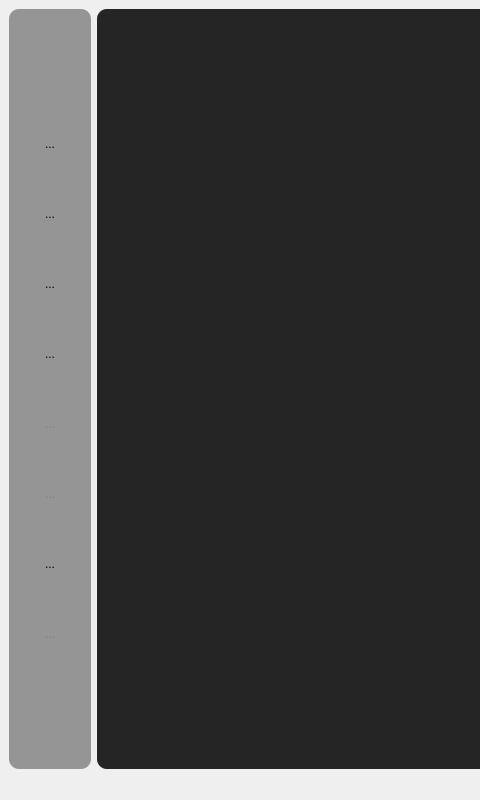
This is mainwindow.ui in mikejg/CamHelper as Qt 5 draws it before an edit; both pictures show x 0 to 480 and y 0 to 800 of the 1300 by 800 pixel window. The edited form follows.
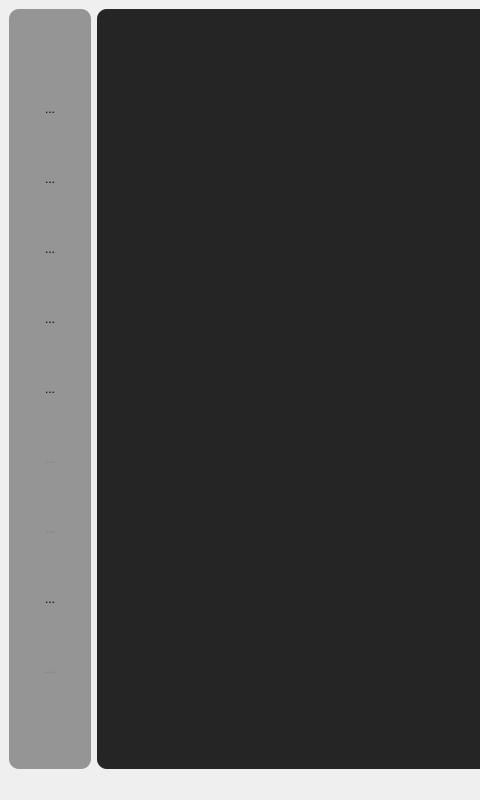
This is the edited form. Icons and pictures are not drawn. Custom widgets are drawn as their Qt base class.

The edit to the form file:
```diff
--- a/mainwindow.ui
+++ b/mainwindow.ui
@@ -69,6 +69,36 @@
          </property>
         </spacer>
        </item>
+       <item>
+        <widget class="QToolButton" name="toolButton_Check">
+         <property name="minimumSize">
+          <size>
+           <width>64</width>
+           <height>64</height>
+          </size>
+         </property>
+         <property name="sizeIncrement">
+          <size>
+           <width>0</width>
+           <height>0</height>
+          </size>
+         </property>
+         <property name="text">
+          <string>...</string>
+         </property>
+         <property name="icon">
+          <iconset>
+           <normalon>:/Icons/Main/checklist.png</normalon>
+          </iconset>
+         </property>
+         <property name="iconSize">
+          <size>
+           <width>64</width>
+           <height>64</height>
+          </size>
+         </property>
+        </widget>
+       </item>
        <item>
         <widget class="QToolButton" name="toolButton_Open">
          <property name="minimumSize">
```
Left out of the diff: 3 changed lines with no effect on the pictures.
